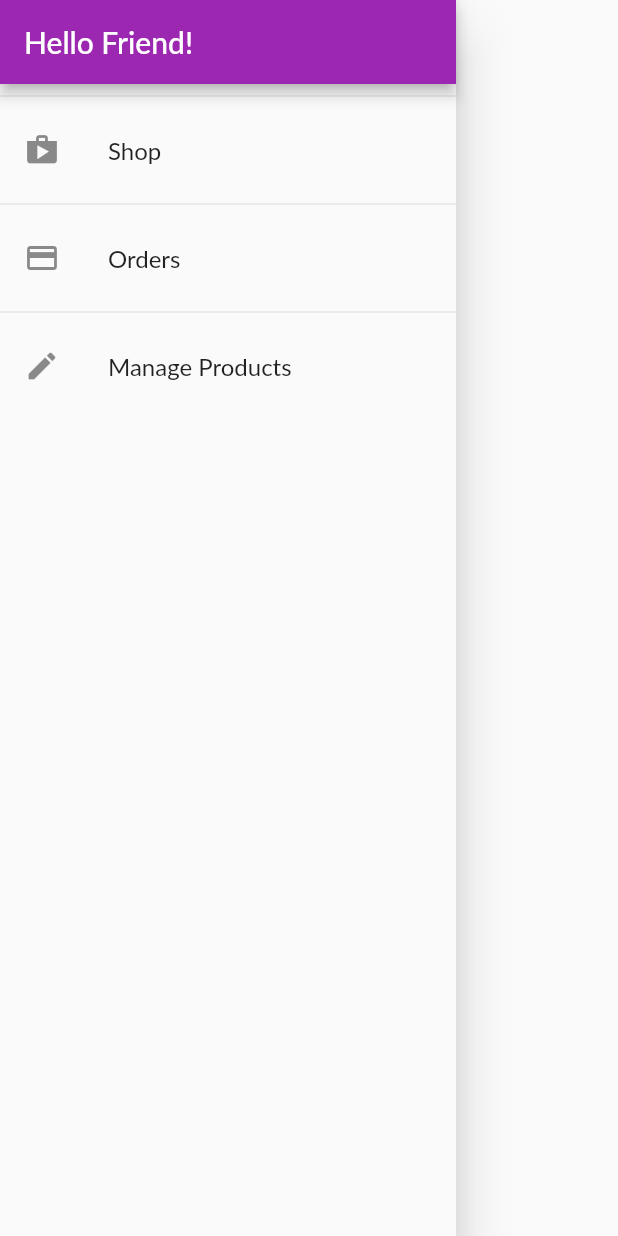
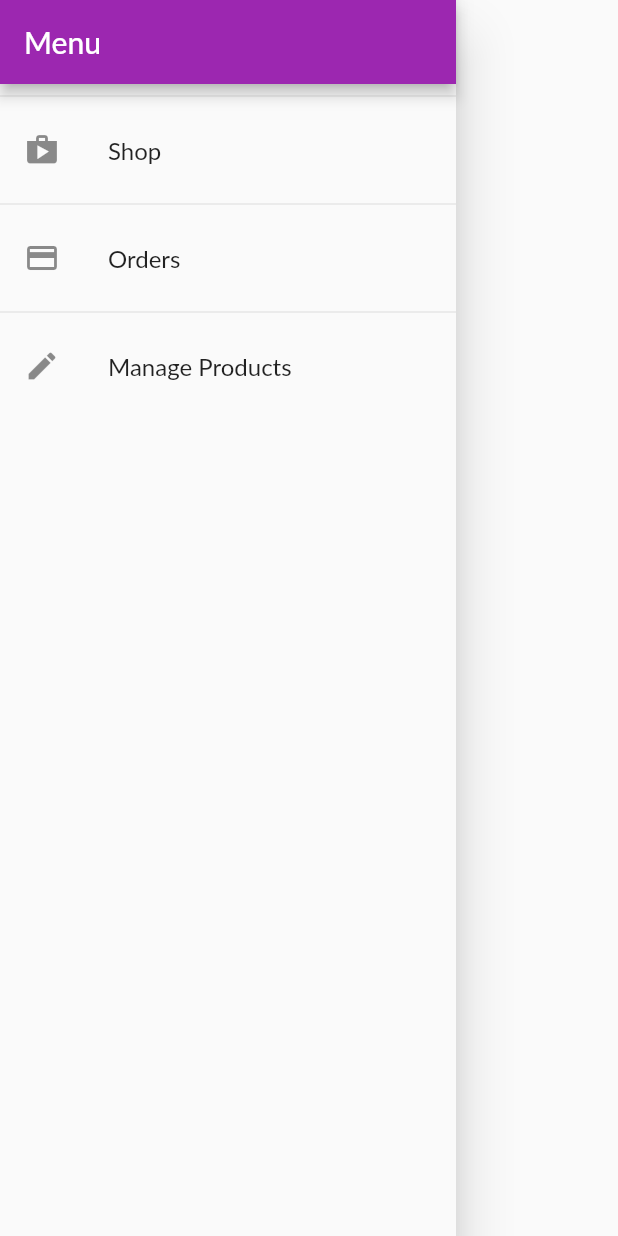
Before and after one commit to Abdelkawy97/ccr_app, a Flutter app: the AppDrawer widget shown alone on an empty page, opened directly, on a phone screen of 412 x 824 dp. Run offline on Flutter 3.47's test engine with Material 2 defaults, Android fonts, the phone set to English and light mode, and no system bars; network calls fail; Roboto replaces fonts that are missing (Lato).

Commit message:
Changed $ to EGP in all files, renamed some titles to fit the final application. Removed redundant files.

```diff
--- a/lib/models/product.dart
+++ /dev/null
@@ -1,19 +0,0 @@
-import 'package:flutter/foundation.dart';
-
-class Product {
-  final String id;
-  final String title;
-  final String description;
-  final double price;
-  final String imageUrl;
-  bool isFavorite;
-
-  Product({
-    @required this.id,
-    @required this.title,
-    @required this.description,
-    @required this.price,
-    @required this.imageUrl,
-    this.isFavorite = false,
-  });
-}
--- a/lib/providers/orders.dart
+++ b/lib/providers/orders.dart
@@ -23,6 +23,7 @@ class Orders with ChangeNotifier {
   }
 
   void AddOrder(List<CartItem> cartProducts, double total) {
+    if (cartProducts.length != 0) {
       _orders.insert(
         0,
         OrderItem(
@@ -35,3 +36,4 @@ class Orders with ChangeNotifier {
       notifyListeners();
     }
   }
+}
--- a/lib/providers/products.dart
+++ b/lib/providers/products.dart
@@ -1,5 +1,4 @@
 import 'package:flutter/material.dart';
-import 'dart:ffi';
 import './product.dart';
 
 class Products with ChangeNotifier {
--- a/lib/screens/product_detail_screen.dart
+++ b/lib/screens/product_detail_screen.dart
@@ -34,7 +34,7 @@ class ProductDetailScreen extends StatelessWidget {
             ),
             SizedBox(height: 10),
             Text(
-              '\$${loadedProduct.price}',
+              'EGP${loadedProduct.price}',
               style: TextStyle(
                 color: Colors.grey,
                 fontSize: 20,
--- a/lib/screens/products_overview_screen.dart
+++ b/lib/screens/products_overview_screen.dart
@@ -25,7 +25,7 @@ class _ProductsOverviewScreenState extends State<ProductsOverviewScreen> {
     final productsContainer = Provider.of<Products>(context, listen: false);
     return Scaffold(
       appBar: AppBar(
-        title: Text('MyShop'),
+        title: Text('Car Care & Repair'),
         actions: <Widget>[
           PopupMenuButton(
             onSelected: (FilterOptions selectedValue) {
@@ -57,7 +57,9 @@ class _ProductsOverviewScreenState extends State<ProductsOverviewScreen> {
               value: cart.ItemCount.toString(),
             ),
             child: IconButton(
-              icon: Icon(Icons.shopping_cart,),
+              icon: Icon(
+                Icons.shopping_cart,
+              ),
               onPressed: () {
                 Navigator.of(context).pushNamed(CartScreen.routeName);
               },
--- a/lib/widgets/app_drawer.dart
+++ b/lib/widgets/app_drawer.dart
@@ -9,13 +9,13 @@ class AppDrawer extends StatelessWidget {
       child: Column(
         children: <Widget>[
           AppBar(
-            title: Text('Hello Friend!'),
+            title: Text("Menu"),
             automaticallyImplyLeading: false,
           ),
           Divider(),
           ListTile(
             leading: Icon(Icons.shop),
-            title: Text('Shop'),
+            title: Text("Shop"),
             onTap: () {
               Navigator.of(context).pushReplacementNamed('/');
             },
@@ -23,7 +23,7 @@ class AppDrawer extends StatelessWidget {
           Divider(),
           ListTile(
             leading: Icon(Icons.payment),
-            title: Text('Orders'),
+            title: Text("Orders"),
             onTap: () {
               Navigator.of(context)
                   .pushReplacementNamed(OrdersScreen.routeName);
@@ -32,7 +32,7 @@ class AppDrawer extends StatelessWidget {
           Divider(),
           ListTile(
             leading: Icon(Icons.edit),
-            title: Text('Manage Products'),
+            title: Text("Manage Products"),
             onTap: () {
               Navigator.of(context)
                   .pushReplacementNamed(UserProductsScreen.routeName);
--- a/lib/widgets/order_item.dart
+++ b/lib/widgets/order_item.dart
@@ -22,7 +22,7 @@ class _OrderItemState extends State<OrderItem> {
       child: Column(
         children: <Widget>[
           ListTile(
-            title: Text('\$${widget.order.amount}'),
+            title: Text('EGP${widget.order.amount}'),
             subtitle: Text(
               DateFormat('dd/MM/yyyy hh:mm').format(widget.order.dateTime),
             ),
@@ -53,7 +53,7 @@ class _OrderItemState extends State<OrderItem> {
                             ),
                           ),
                           Text(
-                                '${prod.quantity}x \$${prod.price}',
+                            '${prod.quantity}x EGP${prod.price}',
                             style: TextStyle(
                               fontSize: 18,
                               color: Colors.grey,
--- a/lib/widgets/products_grid.dart
+++ b/lib/widgets/products_grid.dart
@@ -1,8 +1,8 @@
 import 'package:flutter/material.dart';
 import 'package:provider/provider.dart';
 
+import './product_item.dart';
 import '../providers/products.dart';
-import './product_item.dart';
 
 class ProductsGrid extends StatelessWidget {
   final bool showFavs;
```
Also changed, not shown: lib/screens/cart_screen.dart (+5 -4 lines), lib/widgets/cart_item.dart (+4 -4 lines). Lines whose indentation alone changed are shown as unchanged.
